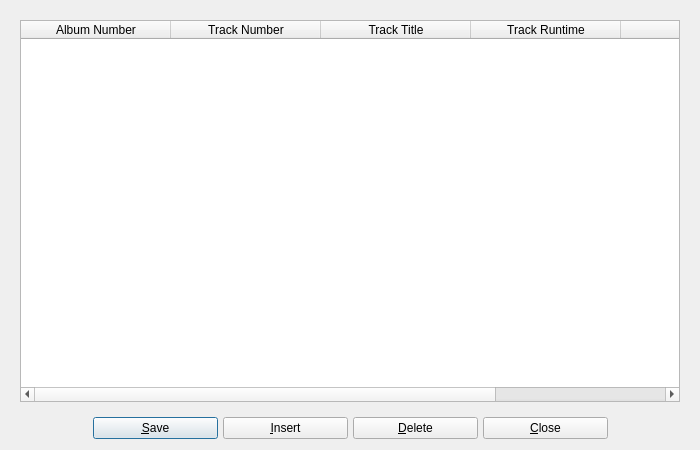
Old version of the form UI/biblioteq_tracks.ui in the repository textbrowser/biblioteq.
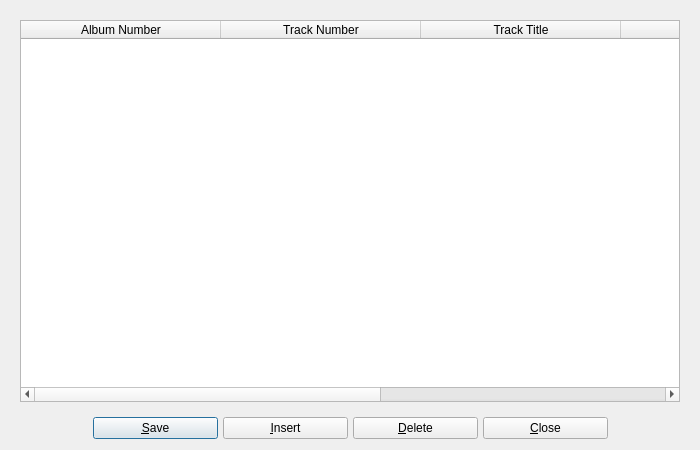
New version of the form. Icons and pictures are not drawn.

The edit to the form file:
```diff
--- a/UI/biblioteq_tracks.ui
+++ b/UI/biblioteq_tracks.ui
@@ -57,10 +57,7 @@
          <bool>false</bool>
         </property>
         <attribute name="horizontalHeaderDefaultSectionSize">
-         <number>150</number>
-        </attribute>
-        <attribute name="horizontalHeaderMinimumSectionSize">
-         <number>150</number>
+         <number>200</number>
         </attribute>
         <attribute name="horizontalHeaderStretchLastSection">
          <bool>true</bool>
```
